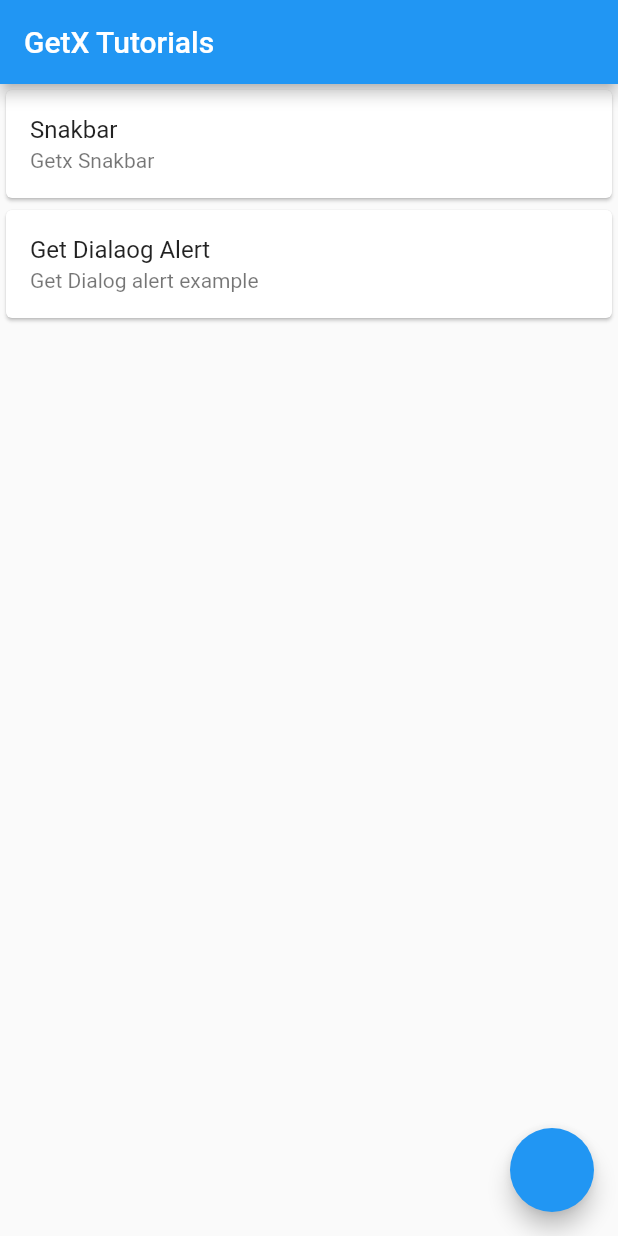
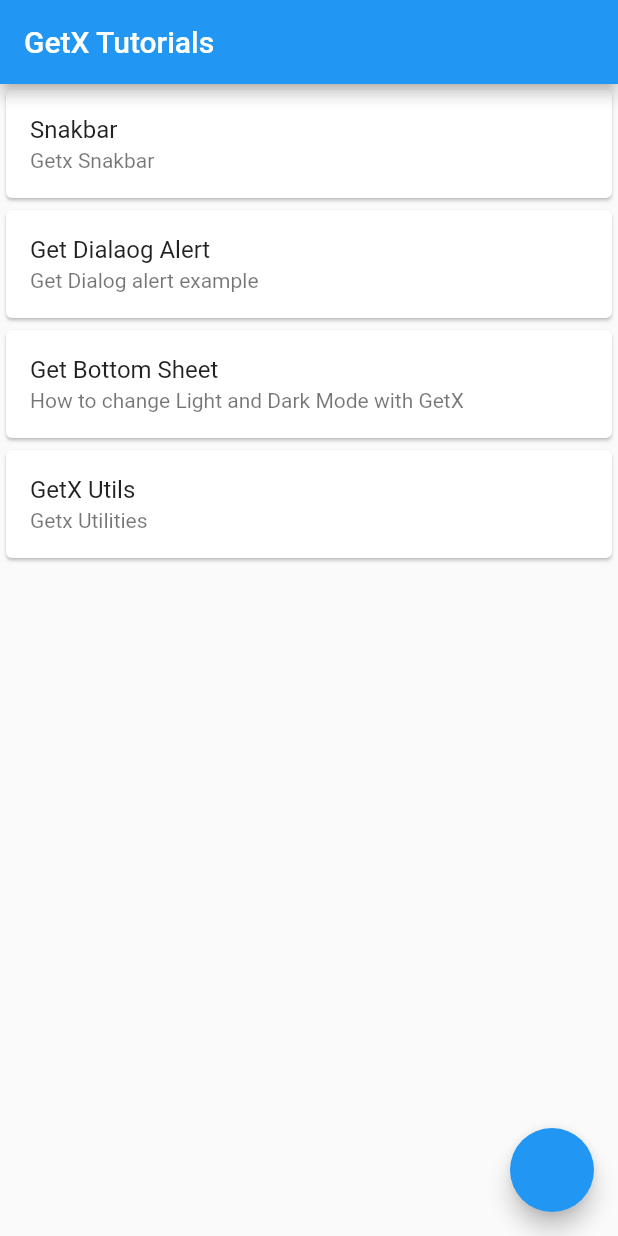
Before and after one commit to axiftaj/Flutter-GetX-Tutorial, a Flutter app: the screen it shows after launch, on a phone screen of 412 x 824 dp. Run offline on Flutter 3.47's test engine with Material 2 defaults, Android fonts, the phone set to English and light mode, and no system bars; our stand-ins replace get.

Commit message:
bottom sheet, dialog alert and change theme added

```diff
--- a/lib/home_screen.dart
+++ b/lib/home_screen.dart
@@ -2,6 +2,7 @@
 
 import 'package:flutter/material.dart';
 import 'package:get/get.dart';
+
 
 class HomeScreen extends StatefulWidget {
   const HomeScreen({Key? key}) : super(key: key);
@@ -83,6 +84,55 @@ class _HomeScreenState extends State<HomeScreen> {
               subtitle: Text('Get Dialog alert example'),
             ),
           ),
+          Card(
+            child: ListTile(
+              onTap: (){
+
+                Get.bottomSheet(
+                  Container(
+                    decoration: BoxDecoration(
+
+                      borderRadius: BorderRadius.only(
+                        topLeft: Radius.circular(30)
+                      )
+                    ),
+                    child: Column(
+                      children: [
+                        ListTile(
+                          onTap: (){
+                            Get.changeTheme( ThemeData.light());
+                          },
+                          leading: Icon(Icons.light_mode),
+                          title: Text('Light mode'),
+                          subtitle: Text('Light mode'),
+                        ),
+                        ListTile(
+                          onTap: (){
+                            Get.changeTheme( ThemeData.dark());
+                          },
+                          leading: Icon(Icons.dark_mode),
+                          title: Text('Dark mode'),
+                          subtitle: Text('Dark mode'),
+                        )
+                      ],
+                    ),
+                  ) ,
+                  elevation: 1 ,
+                );
+              },
+              title: Text('Get Bottom Sheet'),
+              subtitle: Text('How to change Light and Dark Mode with GetX'),
+            ),
+          ),
+          Card(
+            child: ListTile(
+              onTap: (){
+               GetUtils.isEmail('axiftaj@gmail.com').printError(info: 'error');
+              },
+              title: Text('GetX Utils'),
+              subtitle: const Text('Getx Utilities'),
+            ),
+          ),
 
         ],
       ),
```
